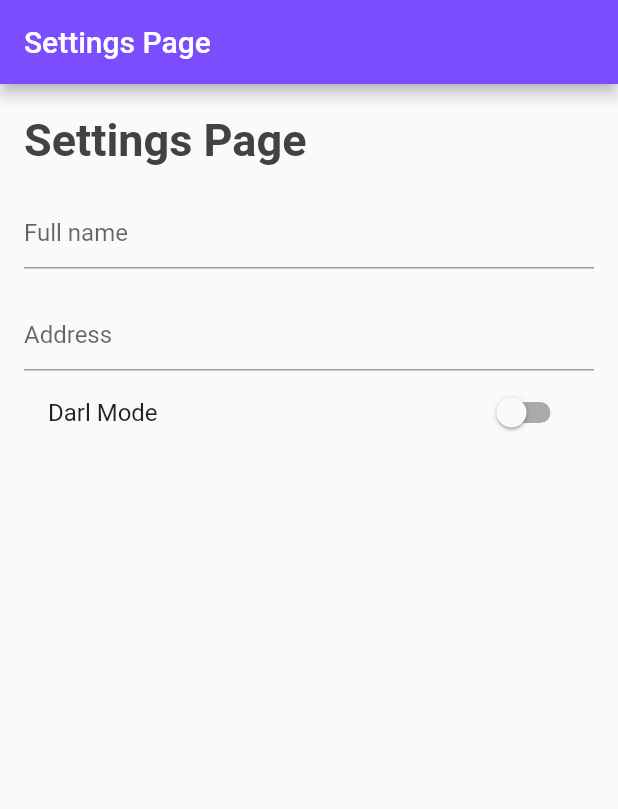
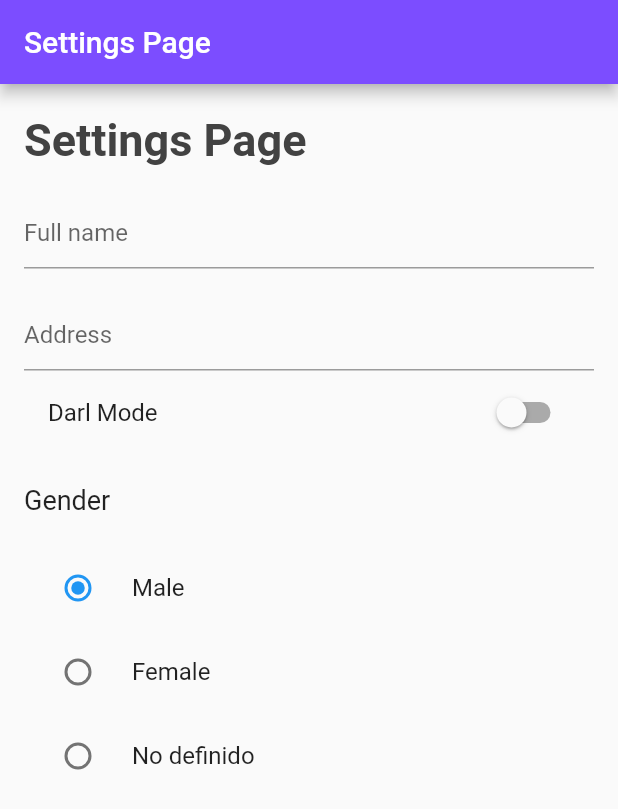
Before and after one commit to dafm10/flutter_codigo4_sharedpref, a Flutter app: the screen it shows after launch, on a phone screen of 412 x 824 dp. Shown: the top 809 px of the screen. Run offline on Flutter 3.47's test engine with Material 2 defaults, Android fonts, the phone set to English and light mode, and no system bars; our stand-ins replace shared_preferences.

```diff
--- a/lib/pages/register_page.dart
+++ b/lib/pages/register_page.dart
@@ -9,8 +9,8 @@ class RegisterPage extends StatefulWidget {
 }
 
 class _RegisterPageState extends State<RegisterPage> {
-
   bool darkMode = false;
+  int gender = 1;
 
   @override
   Widget build(BuildContext context) {
@@ -24,7 +24,7 @@ class _RegisterPageState extends State<RegisterPage> {
         child: Column(
           crossAxisAlignment: CrossAxisAlignment.start,
           children: [
-            Text(
+            const Text(
               "Settings Page",
               style: TextStyle(
                 fontSize: 30.0,
@@ -32,7 +32,7 @@ class _RegisterPageState extends State<RegisterPage> {
                 color: Color(0xff424242),
               ),
             ),
-            SizedBox(
+            const SizedBox(
               height: 20.0,
             ),
             TextField(
@@ -40,7 +40,7 @@ class _RegisterPageState extends State<RegisterPage> {
                 hintText: "Full name",
               ),
             ),
-            SizedBox(
+            const SizedBox(
               height: 20.0,
             ),
             TextField(
@@ -52,8 +52,51 @@ class _RegisterPageState extends State<RegisterPage> {
             SwitchListTile(
               value: darkMode,
               title: Text("Darl Mode"),
-              onChanged: (bool value){
+              onChanged: (bool value) {
                 darkMode = value;
+                setState(() {});
+              },
+            ),
+            const SizedBox(
+              height: 20.0,
+            ),
+            const Text(
+              "Gender",
+              style: TextStyle(
+                fontSize: 18.0,
+              ),
+            ),
+            const SizedBox(
+              height: 20.0,
+            ),
+            RadioListTile(
+              value: 1,
+              groupValue: gender,
+              title: Text("Male"),
+              onChanged: (int? value){
+                gender = value!;
+                setState(() {
+
+                });
+              },
+            ),
+            RadioListTile(
+              value: 2,
+              groupValue: gender,
+              title: Text("Female"),
+              onChanged: (int? value){
+                gender = value!;
+                setState(() {
+
+                });
+              },
+            ),
+            RadioListTile(
+              value: 3,
+              groupValue: gender,
+              title: Text("No definido"),
+              onChanged: (int? value){
+                gender = value!;
                 setState(() {
 
                 });
```
